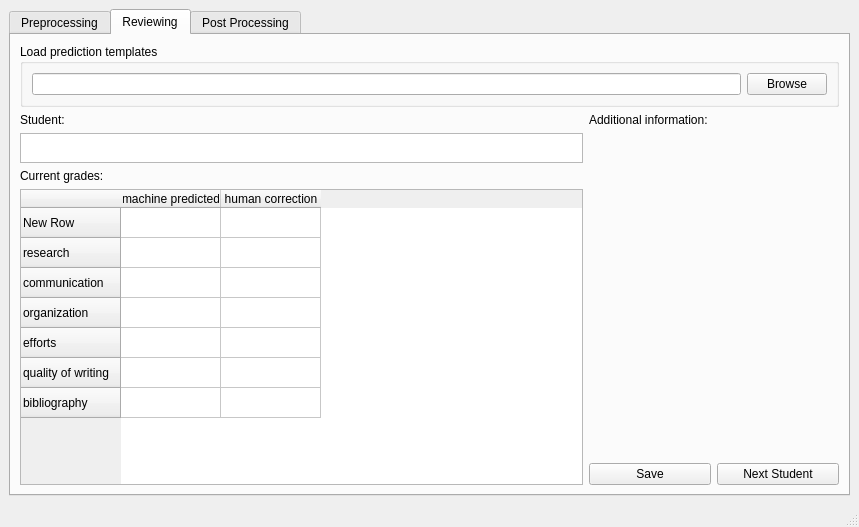
Above: gui/design files/ui_design.ui from JerrisonChang/AESfor300Z before the change. Below: the same form after it.
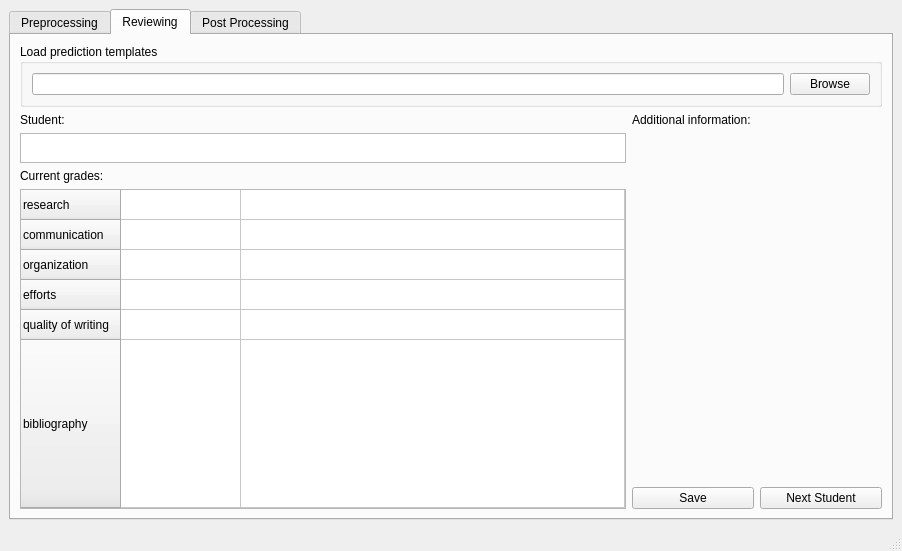
That is the form after the change. The open tabs and pages were chosen to show the change.

Commit message: update table view and display options.

```diff
--- a/gui/design files/ui_design.ui
+++ b/gui/design files/ui_design.ui
@@ -6,8 +6,8 @@
    <rect>
     <x>0</x>
     <y>0</y>
-    <width>859</width>
-    <height>527</height>
+    <width>902</width>
+    <height>551</height>
    </rect>
   </property>
   <property name="windowTitle">
@@ -242,11 +242,24 @@
               <property name="autoFillBackground">
                <bool>false</bool>
               </property>
-              <row>
-               <property name="text">
-                <string>New Row</string>
-               </property>
-              </row>
+              <attribute name="horizontalHeaderVisible">
+               <bool>false</bool>
+              </attribute>
+              <attribute name="horizontalHeaderCascadingSectionResizes">
+               <bool>false</bool>
+              </attribute>
+              <attribute name="horizontalHeaderMinimumSectionSize">
+               <number>50</number>
+              </attribute>
+              <attribute name="horizontalHeaderDefaultSectionSize">
+               <number>120</number>
+              </attribute>
+              <attribute name="horizontalHeaderStretchLastSection">
+               <bool>true</bool>
+              </attribute>
+              <attribute name="verticalHeaderStretchLastSection">
+               <bool>true</bool>
+              </attribute>
               <row>
                <property name="text">
                 <string>research</string>
```
Left out of the diff: 4 changed lines with no effect on the pictures.
